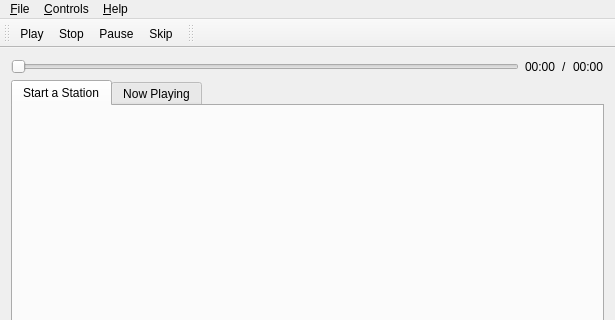
Qt form src/mainwindow.ui (paucm/spotfm) before a commit; both pictures show x 0 to 615 and y 0 to 320 of the 615 by 600 pixel window.
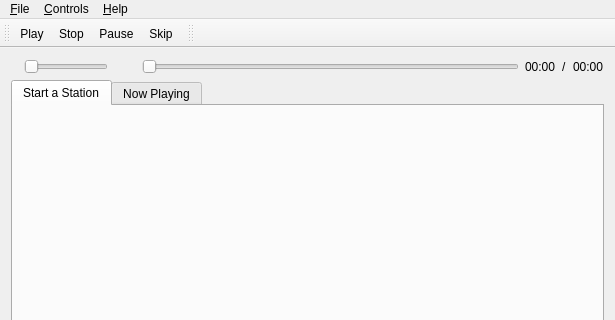
The same form after that commit. Icons and pictures are not drawn. Custom widgets are drawn as their Qt base class.

Commit message: Add volume control

Diff of the .ui file:
```diff
--- a/src/mainwindow.ui
+++ b/src/mainwindow.ui
@@ -26,6 +26,57 @@
   <widget class="QWidget" name="centralWidget">
    <layout class="QGridLayout" name="gridLayout_2">
     <item row="0" column="0">
+     <layout class="QHBoxLayout" name="horizontalLayout_3">
+      <item>
+       <layout class="QHBoxLayout" name="horizontalLayout_2">
+        <property name="sizeConstraint">
+         <enum>QLayout::SetDefaultConstraint</enum>
+        </property>
+        <property name="leftMargin">
+         <number>0</number>
+        </property>
+        <property name="rightMargin">
+         <number>15</number>
+        </property>
+        <item>
+         <widget class="QLabel" name="label">
+          <property name="text">
+           <string/>
+          </property>
+          <property name="pixmap">
+           <pixmap resource="spotfm.qrc">:/icons/icons/speaker_low.png</pixmap>
+          </property>
+         </widget>
+        </item>
+        <item>
+         <widget class="QSlider" name="volumeSlider">
+          <property name="sizePolicy">
+           <sizepolicy hsizetype="Minimum" vsizetype="Fixed">
+            <horstretch>0</horstretch>
+            <verstretch>0</verstretch>
+           </sizepolicy>
+          </property>
+          <property name="maximum">
+           <number>100</number>
+          </property>
+          <property name="orientation">
+           <enum>Qt::Horizontal</enum>
+          </property>
+         </widget>
+        </item>
+        <item>
+         <widget class="QLabel" name="label_2">
+          <property name="text">
+           <string/>
+          </property>
+          <property name="pixmap">
+           <pixmap resource="spotfm.qrc">:/icons/icons/speaker_high.png</pixmap>
+          </property>
+         </widget>
+        </item>
+       </layout>
+      </item>
+      <item>
      <layout class="QHBoxLayout" name="horizontalLayout">
       <item>
        <widget class="QSlider" name="slider">
@@ -69,6 +120,8 @@
       </item>
      </layout>
     </item>
+     </layout>
+    </item>
     <item row="1" column="0">
      <widget class="QTabWidget" name="tabWidget">
       <property name="minimumSize">
```
Left out of the diff: 38 changed lines with no effect on the pictures. Lines whose indentation alone changed are shown as unchanged. The commit also changes 14 other files.
